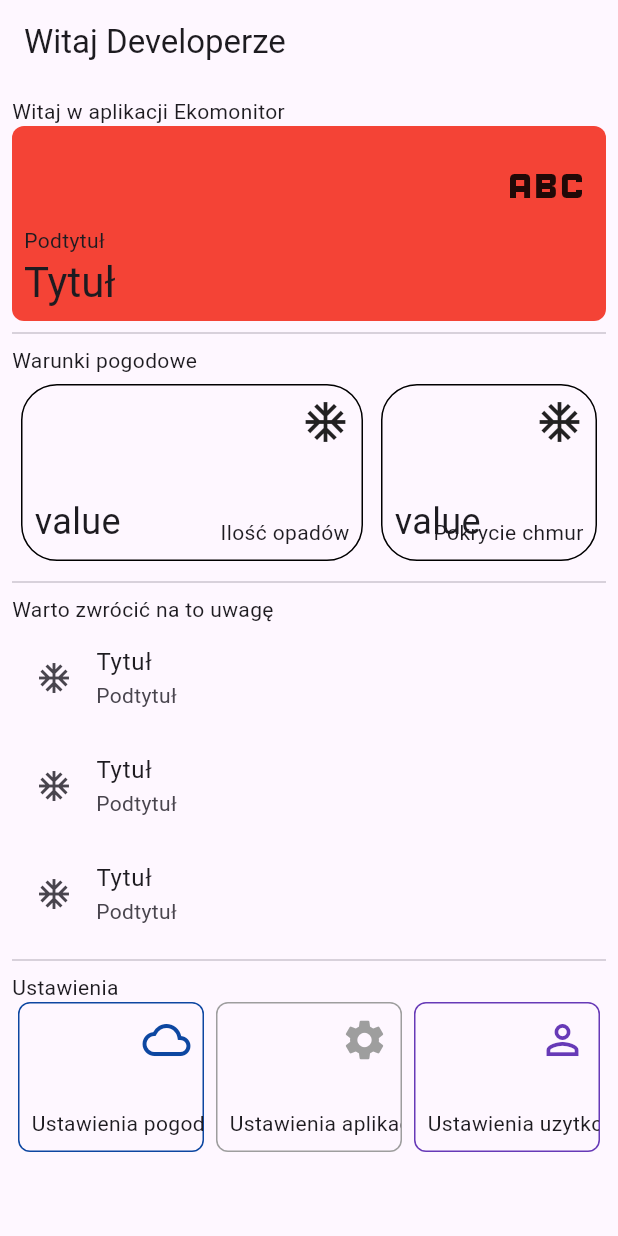
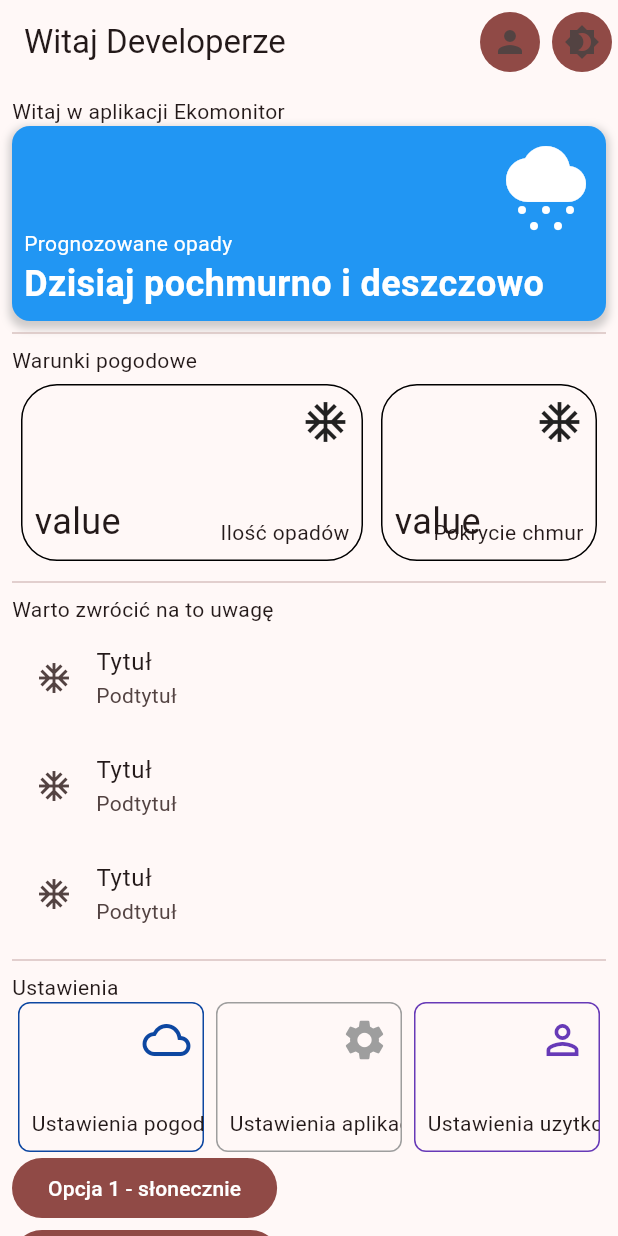
Before and after one commit to Domciotomcio/EkoMonitor, a Flutter app: the screen it shows after launch, on a phone screen of 412 x 824 dp. Run offline on Flutter 3.47's test engine with Material 3 defaults, Android fonts, the light colour scheme and no system bars; our stand-ins replace flutter_riverpod.

Commit message:
poc dynamic colors

```diff
--- /dev/null
+++ b/src/mobile_app/ekomonitor/lib/data/main-tile-dic.dart
@@ -0,0 +1,47 @@
+import 'package:ekomonitor/widgets/main-tile.dart';
+import 'package:flutter/material.dart';
+
+// const Map<String, MainTile> mainTileDict = {
+//   'sunny': MainTile(
+//     color: Colors.amber,
+//     title: 'Dzisiaj piękny dzień na spacer',
+//     subtitle: 'Słonecznie',
+//     icon: Icons.wb_sunny_outlined,
+//   ),
+//   'rainy': MainTile(
+//     color: Colors.blue,
+//     title: 'Dzisiaj pochmurno i deszczowo',
+//     subtitle: 'Prognozowane opady',
+//     icon: Icons.cloudy_snowing,
+//   ),
+//   'strong-wind': MainTile(
+//     color: Colors.orange,
+//     title: 'Silny wiatr, zostań w domu!',
+//     subtitle: 'Bardzo silny wiatr',
+//     icon: Icons.wind_power_outlined,
+//   ),
+// };
+
+const Map<String, MainTileConfig> mainTileDict = {
+  'sunny': MainTileConfig(
+    color: Colors.amber,
+    title: 'Dzisiaj piękny dzień na spacer',
+    subtitle: 'Słonecznie',
+    icon: Icons.wb_sunny_outlined,
+    code: 'sunny',
+  ),
+  'rainy': MainTileConfig(
+    color: Colors.blue,
+    title: 'Dzisiaj pochmurno i deszczowo',
+    subtitle: 'Prognozowane opady',
+    icon: Icons.cloudy_snowing,
+    code: 'rainy',
+  ),
+  'strong-wind': MainTileConfig(
+    color: Colors.orange,
+    title: 'Silny wiatr, zostań w domu!',
+    subtitle: 'Bardzo silny wiatr',
+    icon: Icons.wind_power_outlined,
+    code: 'strong-wind',
+  ),
+};
--- a/src/mobile_app/ekomonitor/lib/main.dart
+++ b/src/mobile_app/ekomonitor/lib/main.dart
@@ -2,9 +2,12 @@
 import 'package:ekomonitor/models/weather-condition-description.dart';
 import 'package:ekomonitor/models/weather-condition-unit.dart';
 import 'package:ekomonitor/views/settings/weather-unit-setting-view.dart';
+import 'package:ekomonitor/widgets/main-tile.dart';
 import 'package:ekomonitor/widgets/weather-condition-tile.dart';
 import 'package:flutter/material.dart';
 import 'package:flutter_riverpod/flutter_riverpod.dart';
+
+import 'data/main-tile-dic.dart';
 
 import 'views/settings/app-settings-view.dart';
 import 'views/settings/user-settings-view.dart';
@@ -13,6 +16,45 @@
 void main() {
   runApp(const ProviderScope(child: MyApp()));
 }
+
+final ThemeData theme1 = ThemeData(
+  colorScheme: ColorScheme.fromSeed(
+    seedColor: const Color.fromARGB(255, 173, 52, 52),
+    brightness: Brightness.light,
+  ),
+  useMaterial3: true,
+);
+
+final ThemeData theme2 = ThemeData(
+  colorScheme: ColorScheme.fromSeed(
+    seedColor: const Color.fromARGB(255, 82, 68, 183),
+    brightness: Brightness.light,
+  ),
+  useMaterial3: true,
+);
+
+final ThemeData theme3 = ThemeData(
+  colorScheme: ColorScheme.fromSeed(
+    seedColor: const Color.fromARGB(255, 52, 173, 52),
+    brightness: Brightness.light,
+  ),
+  useMaterial3: true,
+);
+
+class ThemeNotifier extends StateNotifier<ThemeData> {
+  ThemeNotifier() : super(theme1);
+
+  void setTheme(ThemeData theme) {
+    state = theme;
+  }
+}
+
+final themeNotifierProvider =
+    StateNotifierProvider<ThemeNotifier, ThemeData>((ref) {
+  return ThemeNotifier();
+});
+
+const MAIN_TILE_CODE = 'rainy';
 
 final List<WthrConUnit> wthrConUnitList = [
   WthrConUnit(
@@ -54,70 +96,15 @@
   ),
 ];
 
-class MainTile extends StatelessWidget {
-  final String subtitle;
-  final String title;
-  final Color color;
-  final IconData icon;
-
-  const MainTile({
-    super.key,
-    required this.color,
-    required this.title,
-    required this.subtitle,
-    required this.icon,
-  });
+class MyApp extends ConsumerWidget {
+  const MyApp({super.key});
 
   @override
-  Widget build(BuildContext context) {
-    return ClipRRect(
-      borderRadius: BorderRadius.circular(8),
-      child: SizedBox(
-          width: double.infinity,
-          height: 130,
-          child: Stack(
-            children: <Widget>[
-              Container(
-                color: color,
-                width: double.infinity,
-                height: double.infinity,
-              ),
-              Positioned(
-                  child: Column(
-                    crossAxisAlignment: CrossAxisAlignment.start,
-                    children: [
-                      Text(subtitle),
-                      Text(title,
-                          style: Theme.of(context).textTheme.headlineMedium),
-                    ],
-                  ),
-                  left: 8,
-                  bottom: 8),
-              const Positioned(
-                  child: Icon(
-                    Icons.abc,
-                    size: 64,
-                  ),
-                  right: 8,
-                  top: 8),
-            ],
-          )),
-    );
-  }
-}
-
-class MyApp extends StatelessWidget {
-  const MyApp({super.key});
-
-  // This widget is the root of your application.
-  @override
-  Widget build(BuildContext context) {
+  Widget build(BuildContext context, WidgetRef ref) {
+    final theme = ref.watch(themeNotifierProvider);
     return MaterialApp(
       title: 'Flutter Demo',
-      theme: ThemeData(
-        colorScheme: ColorScheme.fromSeed(seedColor: Colors.deepPurple),
-        useMaterial3: true,
-      ),
+      theme: theme,
       initialRoute: '/',
       routes: {
         '/': (context) => HomePage(),
@@ -155,12 +142,21 @@
   );
 }
 
-class HomePage extends StatelessWidget {
+class HomePage extends ConsumerWidget {
   @override
-  Widget build(BuildContext context) {
+  Widget build(BuildContext context, WidgetRef ref) {
     return Scaffold(
+      backgroundColor: Theme.of(context).colorScheme.surface,
       appBar: AppBar(
         title: const Text('Witaj Developerze'),
+        actions: [
+          IconButton.filled(onPressed: () {}, icon: Icon(Icons.person)),
+          IconButton.filled(
+              onPressed: () {
+                print("Bla bla bla");
+              },
+              icon: Icon(Icons.brightness_4)),
+        ],
       ),
       body: SingleChildScrollView(
         child: Padding(
@@ -169,12 +165,7 @@
             crossAxisAlignment: CrossAxisAlignment.start,
             children: [
               const Text("Witaj w aplikacji Ekomonitor"),
-              const MainTile(
-                color: Colors.red,
-                title: 'Tytuł',
-                subtitle: 'Podtytuł',
-                icon: Icons.ac_unit,
-              ),
+              MainTile(),
               const Divider(),
               const Text("Warunki pogodowe"),
               const WeatherCarousel(),
@@ -207,6 +198,51 @@
                           ),
                         ))
                     .toList(),
+              ),
+              FilledButton(
+                  onPressed: () {
+                    Color mainColor = Colors.amber;
+
+                    ref
+                        .read(weatherStatusNotifierProvider.notifier)
+                        .updateWeatherStatus(
+                          WeatherStatus(
+                              mainTileConfig: mainTileDict['sunny']!,
+                              wthrConUnitList: wthrConUnitList,
+                              theme: ThemeData(
+                                colorScheme: ColorScheme.fromSeed(
+                                  seedColor: mainColor,
+                                  brightness: Brightness.light,
+                                ),
+                                useMaterial3: true,
+                              )),
+                        );
+                  },
+                  child: Text("Opcja 1 - słonecznie")),
+              FilledButton(
+                onPressed: () {
+                  Color mainColor = Colors.blue;
+
+                  ref
+                      .read(weatherStatusNotifierProvider.notifier)
+                      .updateWeatherStatus(WeatherStatus(
+                        mainTileConfig: MainTileConfig(
+                            code: 'rainy',
+                            color: mainColor,
+                            title: 'Dzisiaj pochmurno i deszczowo',
+                            subtitle: 'Prognozowane opady',
+                            icon: Icons.cloudy_snowing),
+                        wthrConUnitList: wthrConUnitList,
+                        theme: ThemeData(
+                          colorScheme: ColorScheme.fromSeed(
+                            seedColor: mainColor,
+                            brightness: Brightness.light,
+                          ),
+                          useMaterial3: true,
+                        ),
+                      ));
+                },
+                child: Text("Opcja 2 - deszczowo"),
               ),
             ],
           ),
@@ -294,3 +330,38 @@
     );
   }
 }
+
+////////////////////////
+class WeatherStatus {
+  final MainTileConfig mainTileConfig;
+  final List<WthrConUnit> wthrConUnitList;
+  final ThemeData theme;
+
+  WeatherStatus({
+    required this.mainTileConfig,
+    required this.wthrConUnitList,
+    required this.theme,
+  });
+}
+
+class WeatherStatusNotifier extends StateNotifier<WeatherStatus> {
+  final Ref ref;
+
+  WeatherStatusNotifier(this.ref)
+      : super(WeatherStatus(
+          mainTileConfig: mainTileDict[MAIN_TILE_CODE]!,
+          wthrConUnitList: wthrConUnitList,
+          theme: theme1,
+        ));
+
+  void updateWeatherStatus(WeatherStatus weatherStatus) {
+    state = weatherStatus;
+    // Update the theme using ThemeNotifier
+    ref.read(themeNotifierProvider.notifier).setTheme(weatherStatus.theme);
+  }
+}
+
+final weatherStatusNotifierProvider =
+    StateNotifierProvider<WeatherStatusNotifier, WeatherStatus>((ref) {
+  return WeatherStatusNotifier(ref);
+});
--- a/src/mobile_app/ekomonitor/lib/views/settings/weather-settings-view.dart
+++ b/src/mobile_app/ekomonitor/lib/views/settings/weather-settings-view.dart
@@ -16,7 +16,8 @@ class WeatherSettingsView extends StatelessWidget {
           final weatherUnit = wthrConDescList[index];
           return ListTile(
             title: Text(weatherUnit.name),
-            leading: weatherUnit.icon,
+            leading: Icon(weatherUnit.icon.icon,
+                color: Theme.of(context).colorScheme.primary),
             trailing: Icon(Icons.arrow_right),
             onTap: () {
               Navigator.of(context).pushNamed(weatherUnit.settingsPath);
--- /dev/null
+++ b/src/mobile_app/ekomonitor/lib/widgets/main-tile.dart
@@ -0,0 +1,80 @@
+import 'package:ekomonitor/data/main-tile-dic.dart';
+import 'package:ekomonitor/main.dart';
+import 'package:flutter/material.dart';
+import 'package:flutter_riverpod/flutter_riverpod.dart';
+
+class MainTileConfig {
+  final String code;
+  final Color color;
+  final String title;
+  final String subtitle;
+  final IconData icon;
+
+  const MainTileConfig({
+    required this.code,
+    required this.color,
+    required this.title,
+    required this.subtitle,
+    required this.icon,
+  });
+}
+
+class MainTile extends ConsumerWidget {
+  MainTileConfig config = mainTileDict[MAIN_TILE_CODE]!;
+
+  MainTile({
+    super.key,
+  });
+
+  get title => config.title;
+  get subtitle => config.subtitle;
+  get icon => config.icon;
+  get color => config.color;
+
+  @override
+  Widget build(BuildContext context, WidgetRef ref) {
+    final myProvider = ref.watch(weatherStatusNotifierProvider);
+    config = myProvider.mainTileConfig;
+
+    return Container(
+        width: double.infinity,
+        height: 130,
+        decoration: BoxDecoration(
+            color: config.color,
+            borderRadius: BorderRadius.circular(12),
+            boxShadow: [
+              BoxShadow(
+                color: Colors.grey.withOpacity(0.5),
+                spreadRadius: 2,
+                blurRadius: 4,
+                offset: const Offset(0, 3), // changes position of shadow
+              ),
+            ]),
+        child: Stack(
+          children: <Widget>[
+            Positioned(
+                child: Column(
+                  crossAxisAlignment: CrossAxisAlignment.start,
+                  children: [
+                    Text(subtitle, style: const TextStyle(color: Colors.white)),
+                    Text(title,
+                        style: const TextStyle(
+                            fontSize: 24,
+                            fontWeight: FontWeight.bold,
+                            color: Colors.white)),
+                  ],
+                ),
+                left: 8,
+                bottom: 8),
+            Positioned(
+                right: 8,
+                top: 8,
+                child: Icon(
+                  icon,
+                  size: 64,
+                  color: Colors.white,
+                )),
+          ],
+        ));
+  }
+}
```
